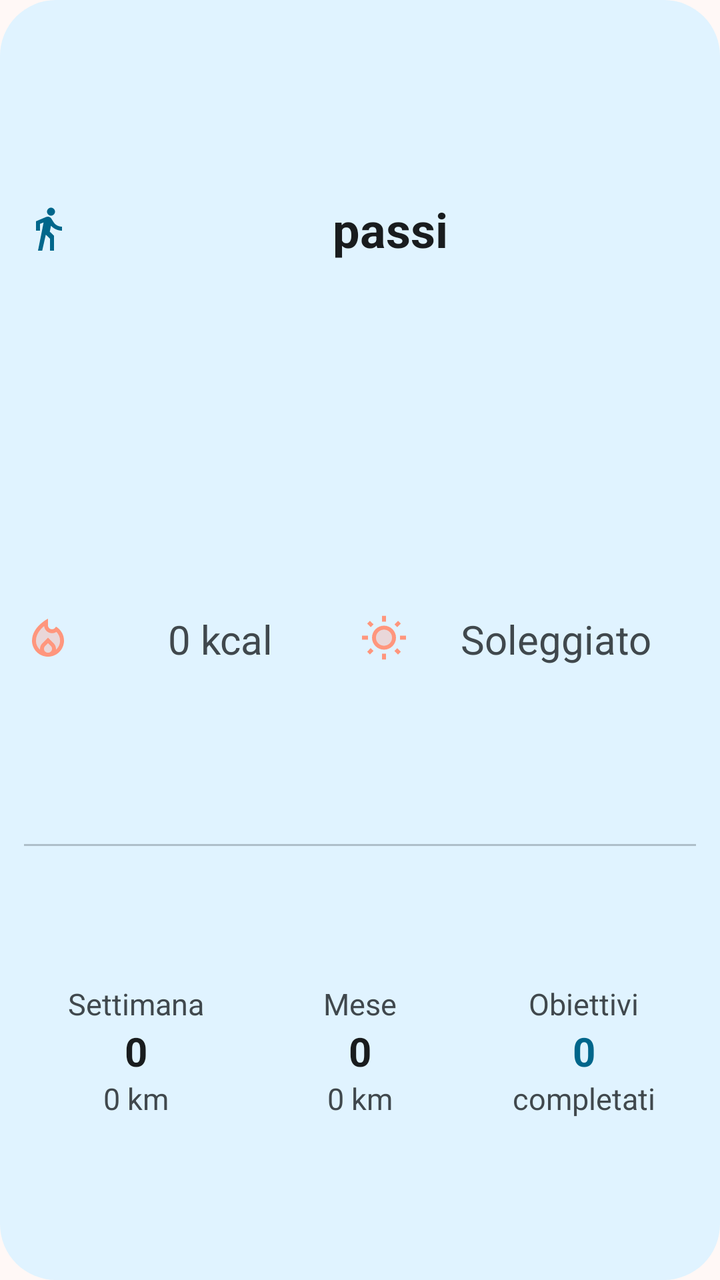
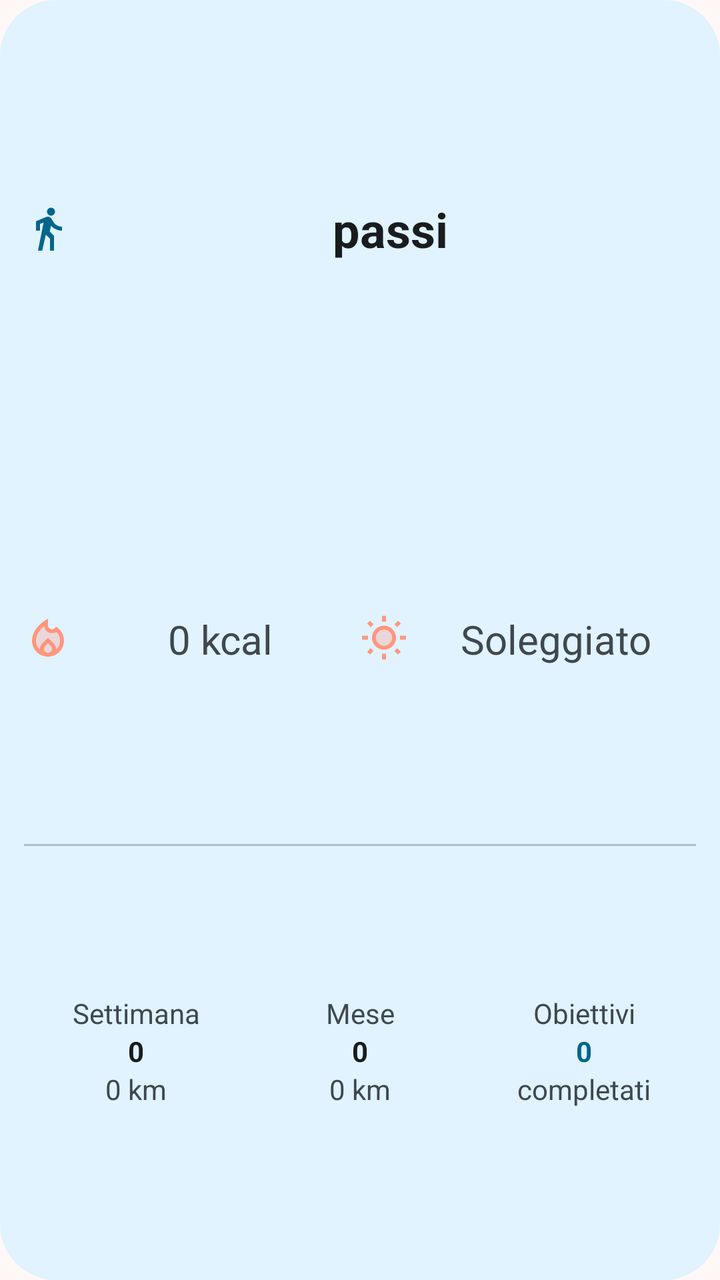

Compare the two renders of this Android layout. The source of the first and the diff that turns it into the second are given below.
<!-- AndroidManifest.xml: application theme Theme.Passi -->
<!-- res/layout/widget_layout_large.xml -->
<?xml version="1.0" encoding="utf-8"?>
<LinearLayout xmlns:android="http://schemas.android.com/apk/res/android"
    android:layout_width="match_parent"
    android:layout_height="match_parent"
    android:background="@drawable/widget_background"
    android:orientation="vertical"
    android:padding="@dimen/widget_padding">

    <TextView
        android:id="@+id/textView8"
        android:layout_width="match_parent"
        android:layout_height="0dp"
        android:layout_weight="1"
        android:drawableLeft="@drawable/walk_black"
        android:drawablePadding="6dp"
        android:drawableTint="@color/widget_accent"
        android:gravity="center"
        android:text="@string/passi"
        android:textColor="@color/widget_on_background"
        android:textSize="@dimen/text_size_headline"
        android:textStyle="bold" />

    
    <LinearLayout
        android:layout_width="match_parent"
        android:layout_height="0dp"
        android:layout_weight="1"
        android:orientation="horizontal">

        <TextView
            android:id="@+id/textView9"
            android:layout_width="0dp"
            android:layout_height="match_parent"
            android:layout_weight="1"
            android:drawableLeft="@drawable/fire"
            android:drawablePadding="4dp"
            android:gravity="center"
            android:text="@string/calorie"
            android:textColor="@color/widget_on_background_variant"
            android:textSize="@dimen/text_size_subtitle" />

        <TextView
            android:id="@+id/textView10"
            android:layout_width="0dp"
            android:layout_height="match_parent"
            android:layout_weight="1"
            android:drawableLeft="@drawable/sunny"
            android:drawablePadding="4dp"
            android:gravity="center"
            android:text="@string/meteoSole"
            android:textColor="@color/widget_on_background_variant"
            android:textSize="@dimen/text_size_subtitle" />

    </LinearLayout>

    
    <LinearLayout
        android:layout_width="match_parent"
        android:layout_height="1dp"
        android:alpha="0.3"
        android:background="@color/widget_on_background_variant" />

    <LinearLayout
        android:layout_width="match_parent"
        android:layout_height="0dp"
        android:layout_weight="1"
        android:gravity="center"
        android:orientation="horizontal">

        <LinearLayout
            android:layout_width="0dp"
            android:layout_height="wrap_content"
            android:layout_weight="1"
            android:gravity="center"
            android:orientation="vertical">

            <TextView
                android:layout_width="wrap_content"
                android:layout_height="wrap_content"
                android:text="@string/settimana"
                android:textColor="@color/widget_on_background_variant"
                android:textSize="@dimen/text_size_caption" />

            <TextView
                android:id="@+id/mediaPassiSettimana"
                android:layout_width="wrap_content"
                android:layout_height="wrap_content"
                android:text="@string/passiOggi"
                android:textColor="@color/widget_on_background"
                android:textSize="@dimen/text_size_subtitle"
                android:textStyle="bold" />

            <TextView
                android:id="@+id/mediaKmSettimana"
                android:layout_width="wrap_content"
                android:layout_height="wrap_content"
                android:text="@string/kmEtichetta"
                android:textColor="@color/widget_on_background_variant"
                android:textSize="@dimen/text_size_caption" />
        </LinearLayout>

        <LinearLayout
            android:layout_width="0dp"
            android:layout_height="wrap_content"
            android:layout_weight="1"
            android:gravity="center"
            android:orientation="vertical">

            <TextView
                android:layout_width="wrap_content"
                android:layout_height="wrap_content"
                android:text="@string/mese"
                android:textColor="@color/widget_on_background_variant"
                android:textSize="@dimen/text_size_caption" />

            <TextView
                android:id="@+id/mediaPassiMese"
                android:layout_width="wrap_content"
                android:layout_height="wrap_content"
                android:text="@string/passiOggi"
                android:textColor="@color/widget_on_background"
                android:textSize="@dimen/text_size_subtitle"
                android:textStyle="bold" />

            <TextView
                android:id="@+id/mediaKmMese"
                android:layout_width="wrap_content"
                android:layout_height="wrap_content"
                android:text="@string/kmEtichetta"
                android:textColor="@color/widget_on_background_variant"
                android:textSize="@dimen/text_size_caption" />
        </LinearLayout>

        <LinearLayout
            android:layout_width="0dp"
            android:layout_height="wrap_content"
            android:layout_weight="1"
            android:gravity="center"
            android:orientation="vertical">

            <TextView
                android:layout_width="wrap_content"
                android:layout_height="wrap_content"
                android:text="@string/obiettivi"
                android:textColor="@color/widget_on_background_variant"
                android:textSize="@dimen/text_size_caption" />

            <TextView
                android:id="@+id/obiettiviRaggiunti"
                android:layout_width="wrap_content"
                android:layout_height="wrap_content"
                android:text="@string/passiOggi"
                android:textColor="@color/widget_accent"
                android:textSize="@dimen/text_size_subtitle"
                android:textStyle="bold" />

            <TextView
                android:id="@+id/obiettiviTotali"
                android:layout_width="wrap_content"
                android:layout_height="wrap_content"
                android:text="@string/obiettiviTot"
                android:textColor="@color/widget_on_background_variant"
                android:textSize="@dimen/text_size_caption" />
        </LinearLayout>
    </LinearLayout>

</LinearLayout>
<!-- resources referenced by this layout -->
<resources>
  <color name="widget_accent">#FFB3400A</color>
  <color name="widget_on_background">#FF221A16</color>
  <color name="widget_on_background_variant">#FF53433D</color>
  <dimen name="text_size_caption">15sp</dimen>
  <dimen name="text_size_headline">24sp</dimen>
  <dimen name="text_size_subtitle">20sp</dimen>
  <dimen name="widget_padding">12dp</dimen>
  <!-- drawable widget_background (drawable) -->
  <?xml version="1.0" encoding="utf-8"?>
  <shape xmlns:android="http://schemas.android.com/apk/res/android"
      android:shape="rectangle">
      <solid android:color="@color/widget_background" />
      <corners android:radius="@dimen/widget_corner_radius" />
  </shape>
  <string name="calorie">0 kcal</string>
  <string name="kmEtichetta">0 km</string>
  <string name="mese">Mese</string>
  <string name="meteoSole">Soleggiato</string>
  <string name="obiettivi">Obiettivi</string>
  <string name="obiettiviTot">completati</string>
  <string name="passi">passi</string>
  <string name="passiOggi">0</string>
  <string name="settimana">Settimana</string>
  <color name="widget_background">#FFFCEAE3</color>
  <dimen name="widget_corner_radius">16dp</dimen>
  <color name="md_primary">#FFB3400A</color>
  <color name="md_on_primary">#FFFFFFFF</color>
  <color name="md_primary_container">#FFFFDBCC</color>
  <color name="md_on_primary_container">#FF3B0A00</color>
  <color name="md_secondary">#FF77574A</color>
  <color name="md_on_secondary">#FFFFFFFF</color>
  <color name="md_secondary_container">#FFFFDBCC</color>
  <color name="md_on_secondary_container">#FF2C160D</color>
  <color name="md_tertiary">#FF6C5D2F</color>
  <color name="md_on_tertiary">#FFFFFFFF</color>
  <color name="md_tertiary_container">#FFF5E1A7</color>
  <color name="md_on_tertiary_container">#FF241A00</color>
  <color name="md_error">#FFBA1A1A</color>
  <color name="md_on_error">#FFFFFFFF</color>
  <color name="md_error_container">#FFFFDAD6</color>
  <color name="md_on_error_container">#FF410002</color>
  <color name="md_background">#FFFFF8F6</color>
  <color name="md_on_background">#FF221A16</color>
  <color name="md_surface">#FFFFF8F6</color>
  <color name="md_on_surface">#FF221A16</color>
  <color name="md_surface_variant">#FFF5DED5</color>
  <color name="md_on_surface_variant">#FF53433D</color>
  <color name="md_surface_container_lowest">#FFFFFFFF</color>
  <color name="md_surface_container_low">#FFFFF1EB</color>
  <color name="md_surface_container">#FFFCEAE3</color>
  <color name="md_surface_container_high">#FFF7E4DD</color>
  <color name="md_surface_container_highest">#FFF1DED7</color>
  <color name="md_outline">#FF85736C</color>
  <color name="md_outline_variant">#FFD8C2BA</color>
  <color name="md_inverse_surface">#FF382E2A</color>
  <color name="md_inverse_on_surface">#FFFFEDE7</color>
  <style name="PassiSwitch" parent="Widget.Material3.CompoundButton.MaterialSwitch" />
  <style name="PassiBottomNav" parent="Widget.Material3.BottomNavigationView">
          <item name="android:background">?attr/colorSurfaceContainer</item>
          <item name="labelVisibilityMode">labeled</item>
      </style>
  <style name="PassiToolbar" parent="Widget.Material3.Toolbar.OnSurface">
          <item name="titleTextAppearance">@style/PassiToolbarTitle</item>
          <item name="android:background">?android:attr/colorBackground</item>
      </style>
  <dimen name="card_corner_radius">20dp</dimen>
  <dimen name="text_size_body">18sp</dimen>
  <dimen name="space_l">24dp</dimen>
  <style name="PassiToolbarTitle" parent="TextAppearance.Material3.TitleLarge">
          <item name="android:textSize">@dimen/text_size_title</item>
          <item name="android:textColor">?attr/colorOnBackground</item>
      </style>
  <dimen name="text_size_title">22sp</dimen>
  <!-- unchanged entries left out for length: 6 -->
</resources>

<!-- the commit's change to res/layout/widget_layout_large.xml (unified diff, before → after) -->
@@ -11,13 +11,17 @@
         android:layout_width="match_parent"
         android:layout_height="0dp"
         android:layout_weight="1"
+        android:autoSizeMaxTextSize="@dimen/text_size_headline"
+        android:autoSizeMinTextSize="@dimen/text_size_body"
+        android:autoSizeStepGranularity="1sp"
+        android:autoSizeTextType="uniform"
         android:drawableLeft="@drawable/walk_black"
         android:drawablePadding="6dp"
         android:drawableTint="@color/widget_accent"
         android:gravity="center"
+        android:maxLines="1"
         android:text="@string/passi"
         android:textColor="@color/widget_on_background"
-        android:textSize="@dimen/text_size_headline"
         android:textStyle="bold" />
 
     
@@ -32,24 +36,32 @@
             android:layout_width="0dp"
             android:layout_height="match_parent"
             android:layout_weight="1"
+            android:autoSizeMaxTextSize="@dimen/text_size_subtitle"
+            android:autoSizeMinTextSize="@dimen/text_size_autosize_min"
+            android:autoSizeStepGranularity="1sp"
+            android:autoSizeTextType="uniform"
             android:drawableLeft="@drawable/fire"
             android:drawablePadding="4dp"
             android:gravity="center"
+            android:maxLines="1"
             android:text="@string/calorie"
-            android:textColor="@color/widget_on_background_variant"
-            android:textSize="@dimen/text_size_subtitle" />
+            android:textColor="@color/widget_on_background_variant" />
 
         <TextView
             android:id="@+id/textView10"
             android:layout_width="0dp"
             android:layout_height="match_parent"
             android:layout_weight="1"
+            android:autoSizeMaxTextSize="@dimen/text_size_subtitle"
+            android:autoSizeMinTextSize="@dimen/text_size_autosize_min"
+            android:autoSizeStepGranularity="1sp"
+            android:autoSizeTextType="uniform"
             android:drawableLeft="@drawable/sunny"
             android:drawablePadding="4dp"
             android:gravity="center"
+            android:maxLines="1"
             android:text="@string/meteoSole"
-            android:textColor="@color/widget_on_background_variant"
-            android:textSize="@dimen/text_size_subtitle" />
+            android:textColor="@color/widget_on_background_variant" />
 
     </LinearLayout>
 
@@ -75,28 +87,43 @@
             android:orientation="vertical">
 
             <TextView
-                android:layout_width="wrap_content"
-                android:layout_height="wrap_content"
+                android:layout_width="match_parent"
+                android:layout_height="wrap_content"
+                android:autoSizeMaxTextSize="@dimen/text_size_caption"
+                android:autoSizeMinTextSize="9sp"
+                android:autoSizeStepGranularity="1sp"
+                android:autoSizeTextType="uniform"
+                android:gravity="center"
+                android:maxLines="1"
                 android:text="@string/settimana"
-                android:textColor="@color/widget_on_background_variant"
-                android:textSize="@dimen/text_size_caption" />
+                android:textColor="@color/widget_on_background_variant" />
 
             <TextView
                 android:id="@+id/mediaPassiSettimana"
-                android:layout_width="wrap_content"
-                android:layout_height="wrap_content"
+                android:layout_width="match_parent"
+                android:layout_height="wrap_content"
+                android:autoSizeMaxTextSize="@dimen/text_size_subtitle"
+                android:autoSizeMinTextSize="@dimen/text_size_autosize_min"
+                android:autoSizeStepGranularity="1sp"
+                android:autoSizeTextType="uniform"
+                android:gravity="center"
+                android:maxLines="1"
                 android:text="@string/passiOggi"
                 android:textColor="@color/widget_on_background"
-                android:textSize="@dimen/text_size_subtitle"
                 android:textStyle="bold" />
 
             <TextView
                 android:id="@+id/mediaKmSettimana"
-                android:layout_width="wrap_content"
-                android:layout_height="wrap_content"
+                android:layout_width="match_parent"
+                android:layout_height="wrap_content"
+                android:autoSizeMaxTextSize="@dimen/text_size_caption"
+                android:autoSizeMinTextSize="9sp"
+                android:autoSizeStepGranularity="1sp"
+                android:autoSizeTextType="uniform"
+                android:gravity="center"
+                android:maxLines="1"
                 android:text="@string/kmEtichetta"
-                android:textColor="@color/widget_on_background_variant"
-                android:textSize="@dimen/text_size_caption" />
+                android:textColor="@color/widget_on_background_variant" />
         </LinearLayout>
 
         <LinearLayout
@@ -107,28 +134,43 @@
             android:orientation="vertical">
 
             <TextView
-                android:layout_width="wrap_content"
-                android:layout_height="wrap_content"
+                android:layout_width="match_parent"
+                android:layout_height="wrap_content"
+                android:autoSizeMaxTextSize="@dimen/text_size_caption"
+                android:autoSizeMinTextSize="9sp"
+                android:autoSizeStepGranularity="1sp"
+                android:autoSizeTextType="uniform"
+                android:gravity="center"
+                android:maxLines="1"
                 android:text="@string/mese"
-                android:textColor="@color/widget_on_background_variant"
-                android:textSize="@dimen/text_size_caption" />
+                android:textColor="@color/widget_on_background_variant" />
 
             <TextView
                 android:id="@+id/mediaPassiMese"
-                android:layout_width="wrap_content"
-                android:layout_height="wrap_content"
+                android:layout_width="match_parent"
+                android:layout_height="wrap_content"
+                android:autoSizeMaxTextSize="@dimen/text_size_subtitle"
+                android:autoSizeMinTextSize="@dimen/text_size_autosize_min"
+                android:autoSizeStepGranularity="1sp"
+                android:autoSizeTextType="uniform"
+                android:gravity="center"
+                android:maxLines="1"
                 android:text="@string/passiOggi"
                 android:textColor="@color/widget_on_background"
-                android:textSize="@dimen/text_size_subtitle"
                 android:textStyle="bold" />
 
             <TextView
                 android:id="@+id/mediaKmMese"
-                android:layout_width="wrap_content"
-                android:layout_height="wrap_content"
+                android:layout_width="match_parent"
+                android:layout_height="wrap_content"
+                android:autoSizeMaxTextSize="@dimen/text_size_caption"
+                android:autoSizeMinTextSize="9sp"
+                android:autoSizeStepGranularity="1sp"
+                android:autoSizeTextType="uniform"
+                android:gravity="center"
+                android:maxLines="1"
                 android:text="@string/kmEtichetta"
-                android:textColor="@color/widget_on_background_variant"
-                android:textSize="@dimen/text_size_caption" />
+                android:textColor="@color/widget_on_background_variant" />
         </LinearLayout>
 
         <LinearLayout
@@ -139,28 +181,43 @@
             android:orientation="vertical">
 
             <TextView
-                android:layout_width="wrap_content"
-                android:layout_height="wrap_content"
+                android:layout_width="match_parent"
+                android:layout_height="wrap_content"
+                android:autoSizeMaxTextSize="@dimen/text_size_caption"
+                android:autoSizeMinTextSize="9sp"
+                android:autoSizeStepGranularity="1sp"
+                android:autoSizeTextType="uniform"
+                android:gravity="center"
+                android:maxLines="1"
                 android:text="@string/obiettivi"
-                android:textColor="@color/widget_on_background_variant"
-                android:textSize="@dimen/text_size_caption" />
+                android:textColor="@color/widget_on_background_variant" />
 
             <TextView
                 android:id="@+id/obiettiviRaggiunti"
-                android:layout_width="wrap_content"
-                android:layout_height="wrap_content"
+                android:layout_width="match_parent"
+                android:layout_height="wrap_content"
+                android:autoSizeMaxTextSize="@dimen/text_size_subtitle"
+                android:autoSizeMinTextSize="@dimen/text_size_autosize_min"
+                android:autoSizeStepGranularity="1sp"
+                android:autoSizeTextType="uniform"
+                android:gravity="center"
+                android:maxLines="1"
                 android:text="@string/passiOggi"
                 android:textColor="@color/widget_accent"
-                android:textSize="@dimen/text_size_subtitle"
                 android:textStyle="bold" />
 
             <TextView
                 android:id="@+id/obiettiviTotali"
-                android:layout_width="wrap_content"
-                android:layout_height="wrap_content"
+                android:layout_width="match_parent"
+                android:layout_height="wrap_content"
+                android:autoSizeMaxTextSize="@dimen/text_size_caption"
+                android:autoSizeMinTextSize="9sp"
+                android:autoSizeStepGranularity="1sp"
+                android:autoSizeTextType="uniform"
+                android:gravity="center"
+                android:maxLines="1"
                 android:text="@string/obiettiviTot"
-                android:textColor="@color/widget_on_background_variant"
-                android:textSize="@dimen/text_size_caption" />
+                android:textColor="@color/widget_on_background_variant" />
         </LinearLayout>
     </LinearLayout>
 
<!-- resource entries referenced after the edit -->
@@ -3,6 +3,7 @@
   <color name="widget_accent">#FFB3400A</color>
   <color name="widget_on_background">#FF221A16</color>
   <color name="widget_on_background_variant">#FF53433D</color>
+  <dimen name="text_size_autosize_min">11sp</dimen>
   <dimen name="text_size_caption">15sp</dimen>
   <dimen name="text_size_headline">24sp</dimen>
   <dimen name="text_size_subtitle">20sp</dimen>
